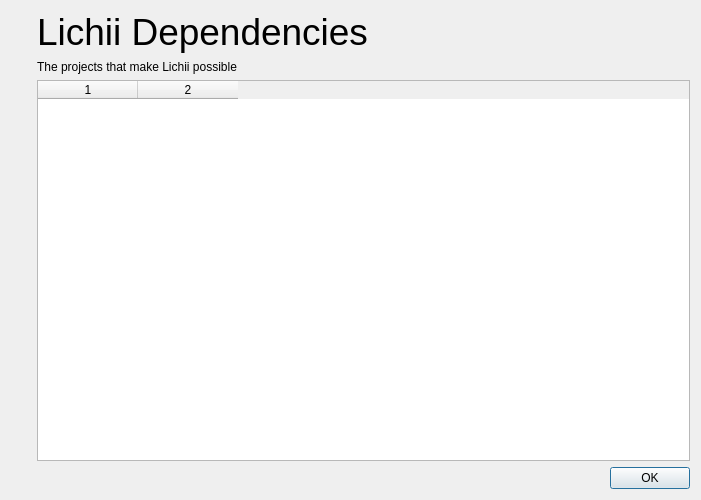
This is src/yuzu/deps_dialog.ui in Riddsc/satronho-nx as Qt 5 draws it before an edit. The edited form follows.
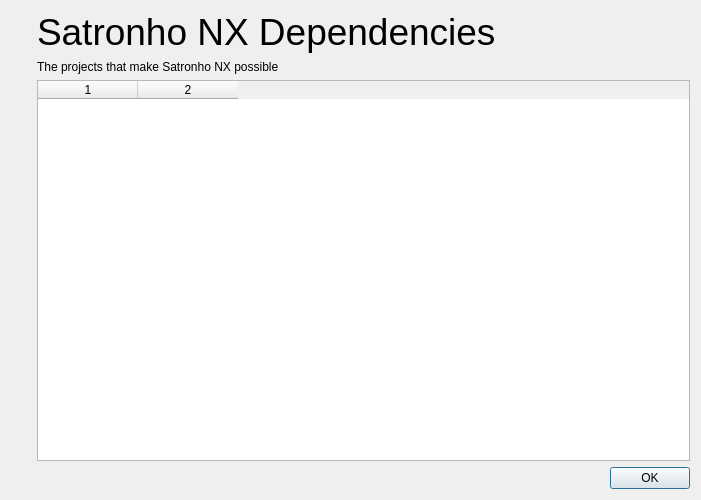
This is the edited form. Icons and pictures are not drawn.

Commit message:
Medidor de rendimiento desde nx2_switches.txt y textos con el nombre Satronho NX
- nx2_profile: EDEN_NX2_GPU_PROFILE se leía antes de main(), así que
  no funcionaba desde nx2_switches.txt; ahora se lee al primer uso
- Ventanas, diálogos y atajos muestran "Satronho NX" en lugar de "Lichii"
  (los créditos a Lichii, Eglantine y Eden se mantienen en "Acerca de")

```diff
--- a/src/yuzu/deps_dialog.ui
+++ b/src/yuzu/deps_dialog.ui
@@ -69,7 +69,7 @@
           </sizepolicy>
          </property>
          <property name="text">
-          <string>&lt;html&gt;&lt;head/&gt;&lt;body&gt;&lt;p&gt;&lt;span style=&quot; font-size:28pt;&quot;&gt;Lichii Dependencies&lt;/span&gt;&lt;/p&gt;&lt;/body&gt;&lt;/html&gt;</string>
+          <string>&lt;html&gt;&lt;head/&gt;&lt;body&gt;&lt;p&gt;&lt;span style=&quot; font-size:28pt;&quot;&gt;Satronho NX Dependencies&lt;/span&gt;&lt;/p&gt;&lt;/body&gt;&lt;/html&gt;</string>
          </property>
         </widget>
        </item>
@@ -82,7 +82,7 @@
           </sizepolicy>
          </property>
          <property name="text">
-        <string>&lt;html&gt;&lt;head/&gt;&lt;body&gt;&lt;p&gt;The projects that make Lichii possible&lt;/p&gt;&lt;/body&gt;&lt;/html&gt;</string>
+        <string>&lt;html&gt;&lt;head/&gt;&lt;body&gt;&lt;p&gt;The projects that make Satronho NX possible&lt;/p&gt;&lt;/body&gt;&lt;/html&gt;</string>
          </property>
         </widget>
        </item>
```
Left out of the diff: 2 changed lines with no effect on the pictures. The commit also changes 18 other files.
